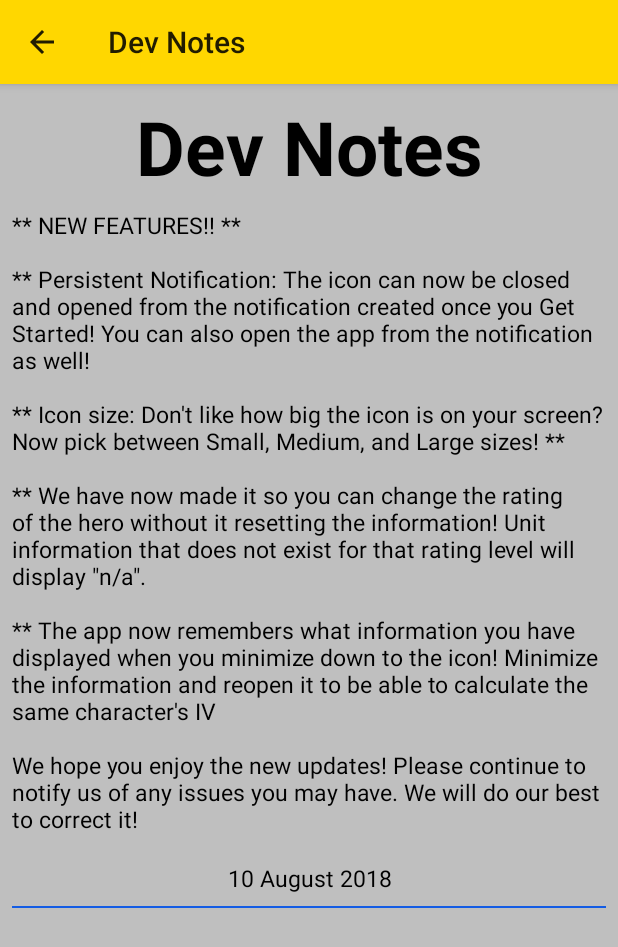
After one commit to VicBow/HeroesHelperFree, an Android app: the DevNotes screen opened directly, with no data from a screen before it, on a phone screen of 412 x 824 dp. The commit adds this screen. Shown: the top 947 px of the screen. Run offline under Robolectric (Android 15) with nearby library versions, the phone set to English and light mode, and no system bars.

Commit message:
App remembers data, doesn't change with rating change. Dev notes button

```diff
--- a/app/build.gradle
+++ b/app/build.gradle
@@ -6,8 +6,8 @@ android {
         applicationId "motivationapps.heroeshelperfree"
         minSdkVersion 19
         targetSdkVersion 26
-        versionCode 30
-        versionName "3.3"
+        versionCode 32
+        versionName "4.3"
         testInstrumentationRunner "android.support.test.runner.AndroidJUnitRunner"
     }
     buildTypes {
--- /dev/null
+++ b/app/src/main/java/motivationalapps/heroeshelperFree/DevNotes.java
@@ -0,0 +1,40 @@
+package motivationalapps.heroeshelperFree;
+
+import android.content.SharedPreferences;
+import android.os.Bundle;
+import android.support.v7.app.AppCompatActivity;
+import android.support.v7.preference.PreferenceManager;
+import android.widget.LinearLayout;
+import android.widget.ScrollView;
+import android.widget.TextView;
+
+public class DevNotes extends AppCompatActivity {
+
+    @Override
+    protected void onCreate(Bundle savedInstanceState) {
+        super.onCreate(savedInstanceState);
+        setContentView(R.layout.activity_dev_notes);
+
+        SharedPreferences sharedPref = PreferenceManager.getDefaultSharedPreferences(this);
+        Boolean theme = sharedPref.getBoolean(SettingsActivity.KEY_PREF_THEME, false);
+        ScrollView wholeView = findViewById(R.id.wholeView);
+        LinearLayout mainView = findViewById(R.id.mainView);
+        TextView title = findViewById(R.id.dev_title);
+        TextView note1 = findViewById(R.id.note1);
+        TextView date1 = findViewById(R.id.date1);
+        if (!theme) {
+            wholeView.setBackgroundColor(getResources().getColor(R.color.background_light));
+            mainView.setBackgroundColor(getResources().getColor(R.color.background_light));
+            title.setTextColor(getResources().getColor(R.color.text_color_light));
+            note1.setTextColor(getResources().getColor(R.color.text_color_light));
+            date1.setTextColor(getResources().getColor(R.color.text_color_light));
+        }
+        else {
+            wholeView.setBackgroundColor(getResources().getColor(R.color.background_dark));
+            mainView.setBackgroundColor(getResources().getColor(R.color.background_dark));
+            title.setTextColor(getResources().getColor(R.color.text_color_dark));
+            note1.setTextColor(getResources().getColor(R.color.text_color_dark));
+            date1.setTextColor(getResources().getColor(R.color.text_color_dark));
+        }
+    }
+}
--- a/app/src/main/java/motivationalapps/heroeshelperFree/MainActivity.java
+++ b/app/src/main/java/motivationalapps/heroeshelperFree/MainActivity.java
@@ -92,6 +92,11 @@ public class MainActivity extends AppCompatActivity {
         startActivity(intent);
     }
 
+    public void devPage(View view) {
+        Intent intent = new Intent(getBaseContext(), DevNotes.class);
+        startActivity(intent);
+    }
+
     public void removeAds(View view) {
         Intent intent = new Intent(Intent.ACTION_VIEW);
         Uri.Builder uriBuilder = Uri.parse("market://details").buildUpon().appendQueryParameter("id", "motivationalapps.heroeshelperPaid").appendQueryParameter("launch", "true");
--- /dev/null
+++ b/app/src/main/res/layout/activity_dev_notes.xml
@@ -0,0 +1,74 @@
+<?xml version="1.0" encoding="utf-8"?>
+<android.support.constraint.ConstraintLayout xmlns:android="http://schemas.android.com/apk/res/android"
+    xmlns:app="http://schemas.android.com/apk/res-auto"
+    xmlns:tools="http://schemas.android.com/tools"
+    android:layout_width="match_parent"
+    android:layout_height="match_parent"
+    tools:context=".DevNotes">
+
+    <ScrollView
+        android:id="@+id/wholeView"
+        android:layout_width="match_parent"
+        android:layout_height="match_parent"
+        app:layout_constraintEnd_toEndOf="parent"
+        app:layout_constraintStart_toStartOf="parent"
+        app:layout_constraintTop_toTopOf="parent"
+        android:background="@color/background_light">
+
+        <LinearLayout
+            android:id="@+id/mainView"
+            android:layout_width="match_parent"
+            android:layout_height="wrap_content"
+            android:orientation="vertical">
+
+            <TextView
+                android:id="@+id/dev_title"
+                android:layout_width="match_parent"
+                android:layout_height="wrap_content"
+                android:layout_marginEnd="8dp"
+                android:layout_marginStart="8dp"
+                android:layout_marginTop="8dp"
+                android:text="@string/dev_title"
+                app:layout_constraintEnd_toEndOf="parent"
+                app:layout_constraintStart_toStartOf="parent"
+                app:layout_constraintTop_toTopOf="parent"
+                android:gravity="center_horizontal"
+                android:textSize="50sp"
+                android:textStyle="bold"
+                android:textColor="@color/text_color_light"/>
+
+            <TextView
+                android:id="@+id/note1"
+                android:layout_width="match_parent"
+                android:layout_height="wrap_content"
+                android:layout_marginEnd="8dp"
+                android:layout_marginStart="8dp"
+                android:layout_marginTop="8dp"
+                android:text="@string/aug_10_2018"
+                app:layout_constraintEnd_toEndOf="parent"
+                app:layout_constraintStart_toStartOf="parent"
+                app:layout_constraintTop_toBottomOf="@+id/dev_title"
+                android:textSize="15sp"
+                android:textColor="@color/text_color_light" />
+
+            <TextView
+                android:id="@+id/date1"
+                android:layout_width="match_parent"
+                android:layout_height="wrap_content"
+                android:layout_marginEnd="8dp"
+                android:layout_marginStart="8dp"
+                android:layout_marginTop="8dp"
+                android:text="@string/date1"
+                app:layout_constraintEnd_toEndOf="parent"
+                app:layout_constraintStart_toStartOf="parent"
+                app:layout_constraintTop_toBottomOf="@+id/note1"
+                android:textSize="15sp"
+                android:textColor="@color/text_color_light"
+                android:gravity="center"
+                android:background="@drawable/border"/>
+        </LinearLayout>
+
+
+    </ScrollView>
+
+</android.support.constraint.ConstraintLayout>
--- a/app/src/main/res/values/strings.xml
+++ b/app/src/main/res/values/strings.xml
@@ -2,13 +2,21 @@
     <string name="app_name">Heroes Helper Free</string>
     <string name="create_floating_widget">Get Started!</string>
     <string name="draw_other_app_permission_denied">Draw over other app permission not available. App won\'t work without permission. Please try again.</string>
+    <string name="dev_title">Dev Notes</string>
 
     <!-- v.x.y.z
         x is for any major update to app (new feature)
         y is for any design change
         z is for content changes, corrections
     -->
-    <string name="last_updated">Last Updated: 09 Aug 2018 \nv3.5.18</string>
+    <string name="last_updated">Last Updated: 10 Aug 2018 \nv4.5.21</string>
+    <string name="aug_10_2018">** NEW FEATURES!! **
+        \n\n** Persistent Notification: The icon can now be closed and opened from the notification created once you "Get Started!" You can also open the app from the notification as well!
+        \n\n** Icon size: Don\'t like how big the icon is on your screen? Now pick between Small, Medium, and Large sizes! **
+        \n\n** We have now made it so you can change the rating of the hero without it resetting the information! Unit information that does not exist for that rating level will display \"n/a\".
+        \n\n** The app now remembers what information you have displayed when you minimize down to the icon! Minimize the information and reopen it to be able to calculate the same character\'s IV
+        \n\nWe hope you enjoy the new updates! Please continue to notify us of any issues you may have. We will do our best to correct it!</string>
+    <string name="date1">10 August 2018</string>
 
     <string name="feedback">Submit Feedback</string>
     <string name="title_send_feedback">Send Feedback</string>
```
Also changed, not shown: app/src/main/AndroidManifest.xml (+11 -3 lines), app/src/main/java/motivationalapps/heroeshelperFree/FloatingWidgetService.java (+127 -75 lines), app/src/main/res/layout/activity_main.xml (+12 -0 lines), 2 other files.
